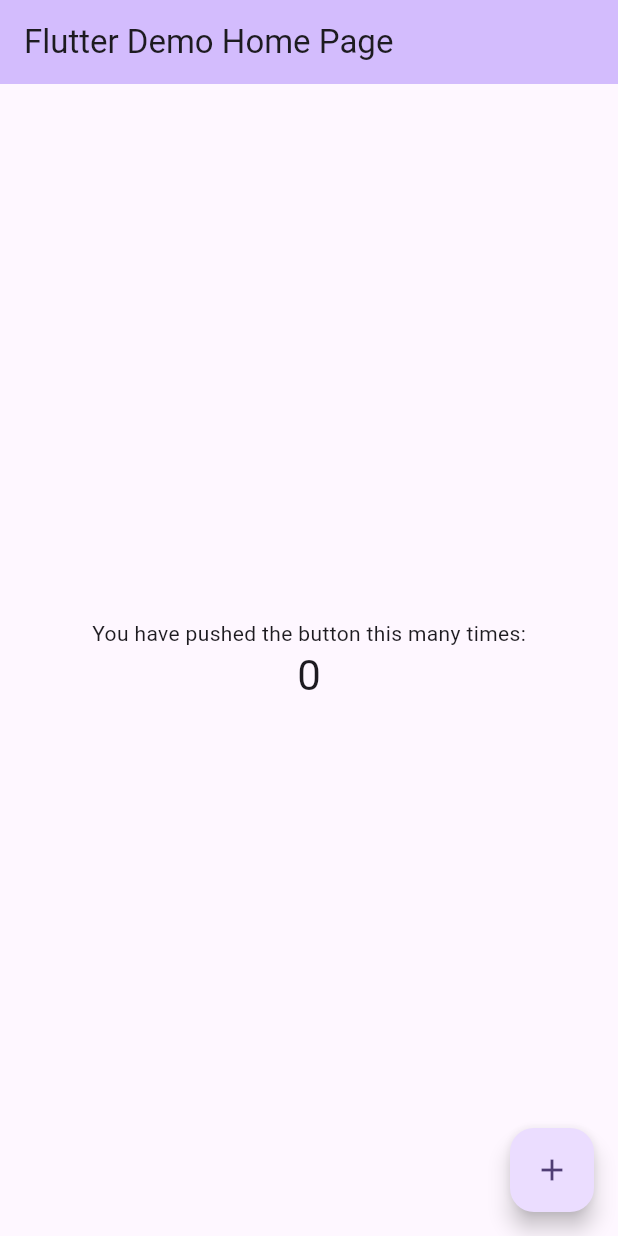
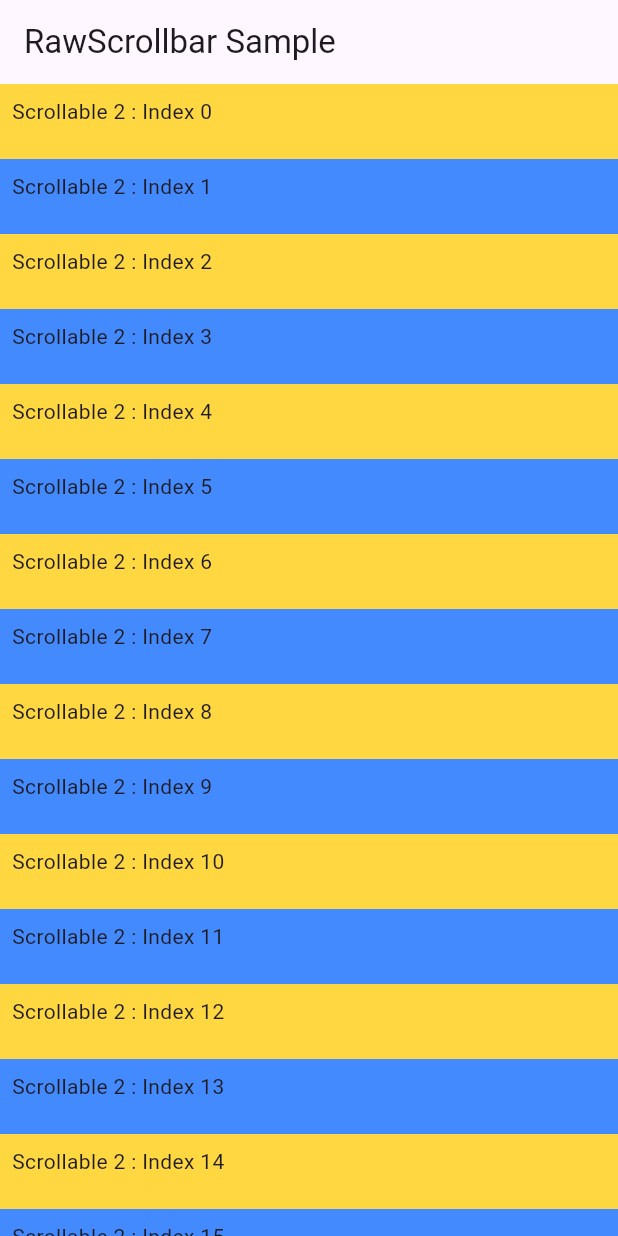
Before and after one commit to shijinthottiyil/mylearning, a Flutter app: the screen it shows after launch, on a phone screen of 412 x 824 dp. Run offline on Flutter 3.47's test engine with Material 3 defaults, Android fonts, the phone set to English and light mode, and no system bars.

Commit message:
scrollbar

```diff
--- a/lib/main.dart
+++ b/lib/main.dart
@@ -1,125 +1,57 @@
 import 'package:flutter/material.dart';
 
-void main() {
-  runApp(const MyApp());
-}
+/// Flutter code sample for [RawScrollbar].
 
-class MyApp extends StatelessWidget {
-  const MyApp({super.key});
+void main() => runApp(const RawScrollbarExampleApp());
 
-  // This widget is the root of your application.
+class RawScrollbarExampleApp extends StatelessWidget {
+  const RawScrollbarExampleApp({super.key});
+
   @override
   Widget build(BuildContext context) {
     return MaterialApp(
-      title: 'Flutter Demo',
-      theme: ThemeData(
-        // This is the theme of your application.
-        //
-        // TRY THIS: Try running your application with "flutter run". You'll see
-        // the application has a blue toolbar. Then, without quitting the app,
-        // try changing the seedColor in the colorScheme below to Colors.green
-        // and then invoke "hot reload" (save your changes or press the "hot
-        // reload" button in a Flutter-supported IDE, or press "r" if you used
-        // the command line to start the app).
-        //
-        // Notice that the counter didn't reset back to zero; the application
-        // state is not lost during the reload. To reset the state, use hot
-        // restart instead.
-        //
-        // This works for code too, not just values: Most code changes can be
-        // tested with just a hot reload.
-        colorScheme: ColorScheme.fromSeed(seedColor: Colors.deepPurple),
-        useMaterial3: true,
+      home: Scaffold(
+        appBar: AppBar(title: const Text('RawScrollbar Sample')),
+        body: const Center(
+          child: RawScrollbarExample(),
+        ),
       ),
-      home: const MyHomePage(title: 'Flutter Demo Home Page'),
     );
   }
 }
 
-class MyHomePage extends StatefulWidget {
-  const MyHomePage({super.key, required this.title});
-
-  // This widget is the home page of your application. It is stateful, meaning
-  // that it has a State object (defined below) that contains fields that affect
-  // how it looks.
-
-  // This class is the configuration for the state. It holds the values (in this
-  // case the title) provided by the parent (in this case the App widget) and
-  // used by the build method of the State. Fields in a Widget subclass are
-  // always marked "final".
-
-  final String title;
+class RawScrollbarExample extends StatefulWidget {
+  const RawScrollbarExample({super.key});
 
   @override
-  State<MyHomePage> createState() => _MyHomePageState();
+  State<RawScrollbarExample> createState() => _RawScrollbarExampleState();
 }
 
-class _MyHomePageState extends State<MyHomePage> {
-  int _counter = 0;
-
-  void _incrementCounter() {
-    setState(() {
-      // This call to setState tells the Flutter framework that something has
-      // changed in this State, which causes it to rerun the build method below
-      // so that the display can reflect the updated values. If we changed
-      // _counter without calling setState(), then the build method would not be
-      // called again, and so nothing would appear to happen.
-      _counter++;
-    });
-  }
+class _RawScrollbarExampleState extends State<RawScrollbarExample> {
+  final ScrollController _firstController = ScrollController();
 
   @override
   Widget build(BuildContext context) {
-    // This method is rerun every time setState is called, for instance as done
-    // by the _incrementCounter method above.
-    //
-    // The Flutter framework has been optimized to make rerunning build methods
-    // fast, so that you can just rebuild anything that needs updating rather
-    // than having to individually change instances of widgets.
-    return Scaffold(
-      appBar: AppBar(
-        // TRY THIS: Try changing the color here to a specific color (to
-        // Colors.amber, perhaps?) and trigger a hot reload to see the AppBar
-        // change color while the other colors stay the same.
-        backgroundColor: Theme.of(context).colorScheme.inversePrimary,
-        // Here we take the value from the MyHomePage object that was created by
-        // the App.build method, and use it to set our appbar title.
-        title: Text(widget.title),
-      ),
-      body: Center(
-        // Center is a layout widget. It takes a single child and positions it
-        // in the middle of the parent.
-        child: Column(
-          // Column is also a layout widget. It takes a list of children and
-          // arranges them vertically. By default, it sizes itself to fit its
-          // children horizontally, and tries to be as tall as its parent.
-          //
-          // Column has various properties to control how it sizes itself and
-          // how it positions its children. Here we use mainAxisAlignment to
-          // center the children vertically; the main axis here is the vertical
-          // axis because Columns are vertical (the cross axis would be
-          // horizontal).
-          //
-          // TRY THIS: Invoke "debug painting" (choose the "Toggle Debug Paint"
-          // action in the IDE, or press "p" in the console), to see the
-          // wireframe for each widget.
-          mainAxisAlignment: MainAxisAlignment.center,
-          children: <Widget>[
-            const Text(
-              'You have pushed the button this many times:',
-            ),
-            Text(
-              '$_counter',
-              style: Theme.of(context).textTheme.headlineMedium,
-            ),
-          ],
-        ),
-      ),
-      floatingActionButton: FloatingActionButton(
-        onPressed: _incrementCounter,
-        tooltip: 'Increment',
-        child: const Icon(Icons.add),
-      ), // This trailing comma makes auto-formatting nicer for build methods.
-    );
+    return LayoutBuilder(
+        builder: (BuildContext context, BoxConstraints constraints) {
+      return Scrollbar(
+        interactive: true,
+        thumbVisibility: false,
+        thickness: 12,
+        radius: Radius.circular(16),
+        child: ListView.builder(
+            primary: true,
+            itemCount: 100,
+            itemBuilder: (BuildContext context, int index) {
+              return Container(
+                  height: 50,
+                  color: index.isEven ? Colors.amberAccent : Colors.blueAccent,
+                  child: Padding(
+                    padding: const EdgeInsets.all(8.0),
+                    child: Text('Scrollable 2 : Index $index'),
+                  ));
+            }),
+      );
+    });
   }
 }
```
